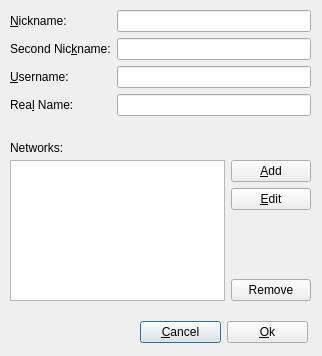
Qt form src/NetworkDlg.ui (codymj/LuxIRC) before a commit.
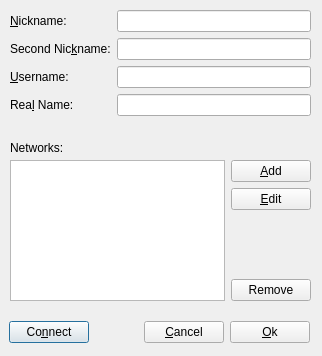
The same form after that commit.

Commit message: Start to implement Connection class

```diff
--- a/src/NetworkDlg.ui
+++ b/src/NetworkDlg.ui
@@ -31,13 +31,33 @@
   <widget class="QWidget" name="layoutWidget">
    <property name="geometry">
     <rect>
-     <x>140</x>
+     <x>9</x>
      <y>320</y>
-     <width>168</width>
+     <width>301</width>
      <height>24</height>
     </rect>
    </property>
    <layout class="QHBoxLayout" name="horizontalLayout_2">
+    <item>
+     <widget class="QPushButton" name="connectBtn">
+      <property name="text">
+       <string>Co&amp;nnect</string>
+      </property>
+     </widget>
+    </item>
+    <item>
+     <spacer name="horizontalSpacer">
+      <property name="orientation">
+       <enum>Qt::Horizontal</enum>
+      </property>
+      <property name="sizeHint" stdset="0">
+       <size>
+        <width>40</width>
+        <height>20</height>
+       </size>
+      </property>
+     </spacer>
+    </item>
     <item>
      <widget class="QPushButton" name="cancelBtn">
       <property name="text">
```
The commit also changes 5 other files.
